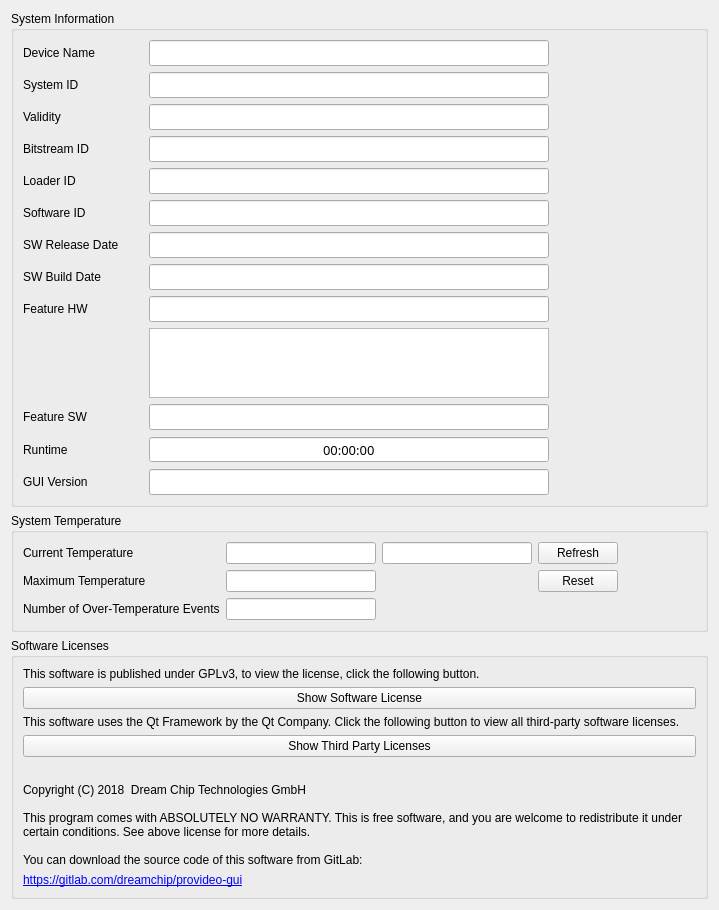
Old version of the form dct_widgets/infobox/infobox.ui in the repository KAYA-Instruments/SDI-Control-Point.
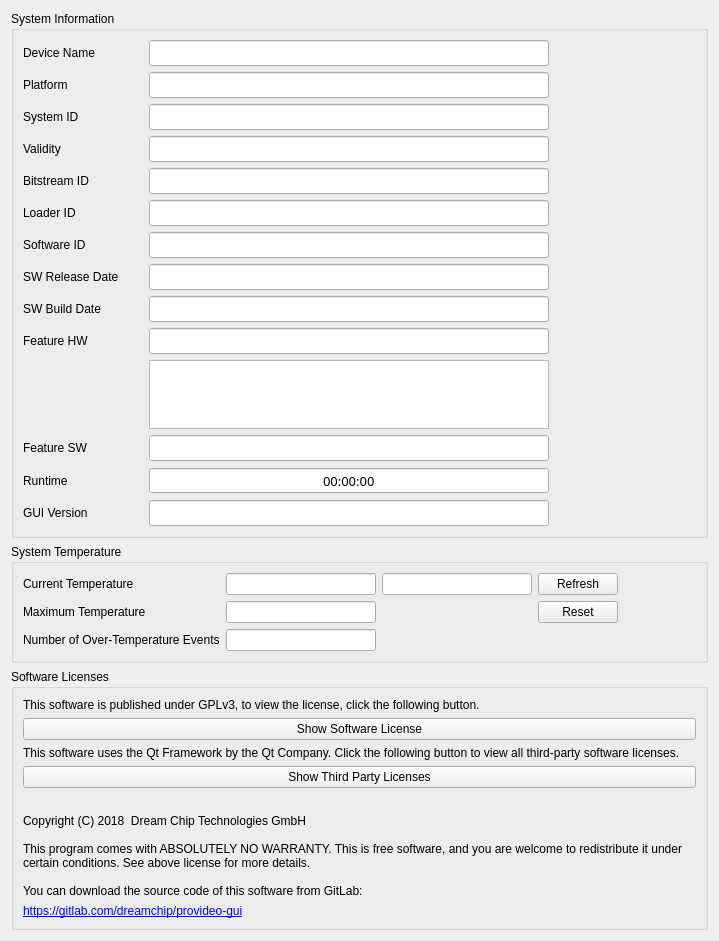
New version of the form.

Commit message:
Changed handling of platform id for condor4k_mini devices
- Newer firmware versions will output the specific condor 4k mini version, e.g.
  "condor4k_mini_11" instead of only "condor4k_mini", this is needed for the auto
  update download feature
- The GUI will now recoginize all kinds of "condor4k_mini_XX" devices as a condor 4k
  mini device
- Added system platform to the info tab

```diff
--- a/dct_widgets/infobox/infobox.ui
+++ b/dct_widgets/infobox/infobox.ui
@@ -7,7 +7,7 @@
     <x>0</x>
     <y>0</y>
     <width>719</width>
-    <height>910</height>
+    <height>941</height>
    </rect>
   </property>
   <property name="windowTitle">
@@ -26,7 +26,7 @@
       <string>System Information</string>
      </property>
      <layout class="QGridLayout" name="gridLayout">
-      <item row="9" column="1">
+      <item row="10" column="1">
        <widget class="QLineEdit" name="letSoftwareBuildDate">
         <property name="minimumSize">
          <size>
@@ -57,7 +57,7 @@
         </property>
        </widget>
       </item>
-      <item row="10" column="0">
+      <item row="11" column="0">
        <widget class="QLabel" name="lblFeatureMaskHw">
         <property name="minimumSize">
          <size>
@@ -76,14 +76,14 @@
         </property>
        </widget>
       </item>
-      <item row="8" column="0">
+      <item row="9" column="0">
        <widget class="QLabel" name="lblSoftwareReleaseDate">
         <property name="text">
          <string>SW Release Date</string>
         </property>
        </widget>
       </item>
-      <item row="5" column="0">
+      <item row="6" column="0">
        <widget class="QLabel" name="lblLoaderId">
         <property name="minimumSize">
          <size>
@@ -102,7 +102,7 @@
         </property>
        </widget>
       </item>
-      <item row="12" column="1">
+      <item row="13" column="1">
        <widget class="QListWidget" name="lstFeatureMaskHw">
         <property name="minimumSize">
          <size>
@@ -132,7 +132,7 @@
         </property>
        </widget>
       </item>
-      <item row="10" column="1">
+      <item row="11" column="1">
        <widget class="QLineEdit" name="letFeatureMaskHw">
         <property name="minimumSize">
          <size>
@@ -165,7 +165,7 @@
         </property>
        </widget>
       </item>
-      <item row="2" column="0">
+      <item row="3" column="0">
        <widget class="QLabel" name="lblSystemValidity">
         <property name="minimumSize">
          <size>
@@ -184,14 +184,14 @@
         </property>
        </widget>
       </item>
-      <item row="15" column="0">
+      <item row="16" column="0">
        <widget class="QLabel" name="lblGuiVersion">
         <property name="text">
          <string>GUI Version</string>
         </property>
        </widget>
       </item>
-      <item row="14" column="1">
+      <item row="15" column="1">
        <widget class="QTimeEdit" name="tetRuntime">
         <property name="sizePolicy">
          <sizepolicy hsizetype="Expanding" vsizetype="Fixed">
@@ -252,7 +252,7 @@
         </property>
        </widget>
       </item>
-      <item row="5" column="1">
+      <item row="6" column="1">
        <widget class="QLineEdit" name="letLoaderId">
         <property name="minimumSize">
          <size>
@@ -285,7 +285,7 @@
         </property>
        </widget>
       </item>
-      <item row="13" column="0">
+      <item row="14" column="0">
        <widget class="QLabel" name="lblFeatureMaskSw">
         <property name="minimumSize">
          <size>
@@ -304,7 +304,7 @@
         </property>
        </widget>
       </item>
-      <item row="14" column="0">
+      <item row="15" column="0">
        <widget class="QLabel" name="lblRuntime">
         <property name="maximumSize">
          <size>
@@ -317,7 +317,7 @@
         </property>
        </widget>
       </item>
-      <item row="7" column="1">
+      <item row="8" column="1">
        <widget class="QLineEdit" name="letSoftwareId">
         <property name="minimumSize">
          <size>
@@ -350,7 +350,7 @@
         </property>
        </widget>
       </item>
-      <item row="3" column="0">
+      <item row="4" column="0">
        <widget class="QLabel" name="lblBitstreamId">
         <property name="minimumSize">
          <size>
@@ -369,7 +369,7 @@
         </property>
        </widget>
       </item>
-      <item row="15" column="1">
+      <item row="16" column="1">
        <widget class="QLineEdit" name="letGuiVersion">
         <property name="minimumSize">
          <size>
@@ -402,7 +402,7 @@
         </property>
        </widget>
       </item>
-      <item row="3" column="1">
+      <item row="4" column="1">
        <widget class="QLineEdit" name="letBitstreamId">
         <property name="minimumSize">
          <size>
@@ -435,7 +435,7 @@
         </property>
        </widget>
       </item>
-      <item row="1" column="1">
+      <item row="2" column="1">
        <widget class="QLineEdit" name="letSystemId">
         <property name="minimumSize">
          <size>
@@ -471,7 +471,7 @@
         </property>
        </widget>
       </item>
-      <item row="8" column="1">
+      <item row="9" column="1">
        <widget class="QLineEdit" name="letSoftwareReleaseDate">
         <property name="minimumSize">
          <size>
@@ -502,7 +502,7 @@
         </property>
        </widget>
       </item>
-      <item row="13" column="1">
+      <item row="14" column="1">
        <widget class="QLineEdit" name="letFeatureMaskSw">
         <property name="minimumSize">
          <size>
@@ -535,7 +535,7 @@
         </property>
        </widget>
       </item>
-      <item row="1" column="0">
+      <item row="2" column="0">
        <widget class="QLabel" name="lblSystemId">
         <property name="minimumSize">
          <size>
@@ -554,7 +554,7 @@
         </property>
        </widget>
       </item>
-      <item row="2" column="1">
+      <item row="3" column="1">
        <widget class="QLineEdit" name="letSystemValidity">
         <property name="minimumSize">
          <size>
@@ -587,7 +587,7 @@
         </property>
        </widget>
       </item>
-      <item row="9" column="0">
+      <item row="10" column="0">
        <widget class="QLabel" name="lblSoftwareBuildDate">
         <property name="text">
          <string>SW Build Date</string>
@@ -627,7 +627,7 @@
         </property>
        </widget>
       </item>
-      <item row="7" column="0">
+      <item row="8" column="0">
        <widget class="QLabel" name="lblSoftwareId">
         <property name="minimumSize">
          <size>
@@ -678,6 +678,44 @@
         </property>
        </spacer>
       </item>
+      <item row="1" column="1">
+       <widget class="QLineEdit" name="letSystemPlatform">
+        <property name="minimumSize">
+         <size>
+          <width>400</width>
+          <height>0</height>
+         </size>
+        </property>
+        <property name="maximumSize">
+         <size>
+          <width>400</width>
+          <height>16777215</height>
+         </size>
+        </property>
+        <property name="font">
+         <font>
+          <family>Courier 10 Pitch</family>
+          <pointsize>10</pointsize>
+         </font>
+        </property>
+        <property name="focusPolicy">
+         <enum>Qt::NoFocus</enum>
+        </property>
+        <property name="alignment">
+         <set>Qt::AlignCenter</set>
+        </property>
+        <property name="readOnly">
+         <bool>true</bool>
+        </property>
+       </widget>
+      </item>
+      <item row="1" column="0">
+       <widget class="QLabel" name="lblSystemPlatform">
+        <property name="text">
+         <string>Platform</string>
+        </property>
+       </widget>
+      </item>
      </layout>
     </widget>
    </item>
```
The commit also changes 6 other files.
